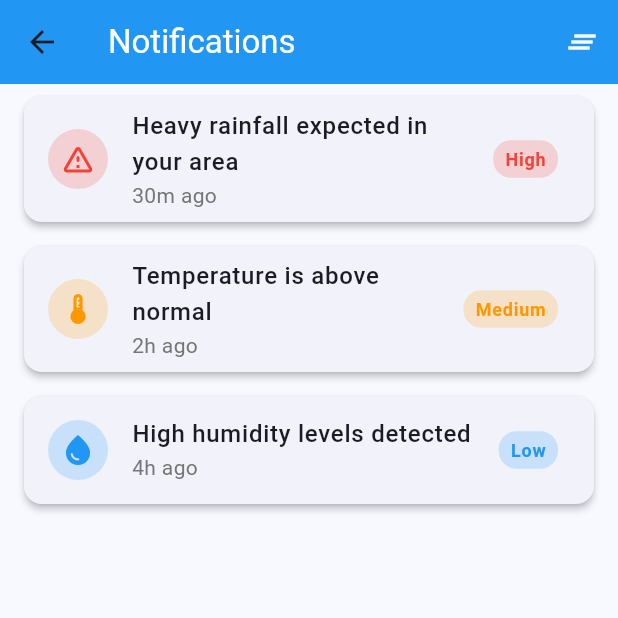
After one commit to Fathir2001/Weather_App, a Flutter app: the HomePage screen opened directly, after a tap on the "notifications" icon, on a phone screen of 412 x 824 dp, the top half of it. The commit adds this screen. Run offline on Flutter 3.47's test engine with Material 3 defaults, Android fonts, the phone set to English and light mode, and no system bars; our stand-ins replace shared_preferences; accounts and stored records are empty.

Commit message:
Add notification page and integrate notifications into the home page

```diff
--- a/Front - End/lib/Pages/HomePage.dart
+++ b/Front - End/lib/Pages/HomePage.dart
@@ -1,4 +1,6 @@
 import 'package:flutter/material.dart';
+import 'package:weather_app/Pages/Notification.dart';
+
 import 'dart:math' as math;
 import 'dart:async';
 import 'gps.dart';
@@ -133,13 +135,22 @@ class _HomePageState extends State<HomePage> with TickerProviderStateMixin {
   @override
   Widget build(BuildContext context) {
     return Scaffold(
-      appBar: AppBar(
+            appBar: AppBar(
         backgroundColor: Colors.blue,
         elevation: 0,
         title: const Text('Weather Dashboard',
           style: TextStyle(color: Colors.white),
         ),
         actions: [
+          IconButton(
+            icon: const Icon(Icons.notifications, color: Colors.white),
+            onPressed: () {
+              Navigator.push(
+                context,
+                MaterialPageRoute(builder: (context) => const NotificationPage()),
+              );
+            },
+          ),
           IconButton(
             icon: _isLoading
               ? const SizedBox(
@@ -153,6 +164,7 @@ class _HomePageState extends State<HomePage> with TickerProviderStateMixin {
               : const Icon(Icons.refresh, color: Colors.white),
             onPressed: _isLoading ? null : _updateWeatherData,
           ),
+          const SizedBox(width: 8), // Add padding at the end
         ],
       ),
       body: _selectedIndex == 0 ? Container(
--- /dev/null
+++ b/Front - End/lib/Pages/Notification.dart
@@ -0,0 +1,191 @@
+import 'package:flutter/material.dart';
+
+class NotificationItem {
+  final String message;
+  final DateTime timestamp;
+  final String priority;
+  final IconData icon;
+
+  NotificationItem({
+    required this.message,
+    required this.timestamp,
+    required this.priority,
+    required this.icon,
+  });
+}
+
+class NotificationPage extends StatefulWidget {
+  const NotificationPage({super.key});
+
+  @override
+  State<NotificationPage> createState() => _NotificationPageState();
+}
+
+class _NotificationPageState extends State<NotificationPage> {
+  final List<NotificationItem> notifications = [
+    NotificationItem(
+      message: 'Heavy rainfall expected in your area',
+      timestamp: DateTime.now().subtract(const Duration(minutes: 30)),
+      priority: 'High',
+      icon: Icons.warning_amber_rounded,
+    ),
+    NotificationItem(
+      message: 'Temperature is above normal',
+      timestamp: DateTime.now().subtract(const Duration(hours: 2)),
+      priority: 'Medium',
+      icon: Icons.thermostat,
+    ),
+    NotificationItem(
+      message: 'High humidity levels detected',
+      timestamp: DateTime.now().subtract(const Duration(hours: 4)),
+      priority: 'Low',
+      icon: Icons.water_drop,
+    ),
+  ];
+
+  void _removeNotification(int index) {
+    setState(() {
+      notifications.removeAt(index);
+    });
+  }
+
+  String _getTimeAgo(DateTime timestamp) {
+    final now = DateTime.now();
+    final difference = now.difference(timestamp);
+
+    if (difference.inMinutes < 60) {
+      return '${difference.inMinutes}m ago';
+    } else if (difference.inHours < 24) {
+      return '${difference.inHours}h ago';
+    } else {
+      return '${difference.inDays}d ago';
+    }
+  }
+
+  Color _getPriorityColor(String priority) {
+    switch (priority.toLowerCase()) {
+      case 'high':
+        return Colors.red;
+      case 'medium':
+        return Colors.orange;
+      case 'low':
+        return Colors.blue;
+      default:
+        return Colors.grey;
+    }
+  }
+
+  @override
+  Widget build(BuildContext context) {
+    return Scaffold(
+      appBar: AppBar(
+        backgroundColor: Colors.blue,
+        elevation: 0,
+        title: const Text(
+          'Notifications',
+          style: TextStyle(color: Colors.white),
+        ),
+        actions: [
+          if (notifications.isNotEmpty)
+            IconButton(
+              icon: const Icon(Icons.clear_all, color: Colors.white),
+              onPressed: () {
+                setState(() {
+                  notifications.clear();
+                });
+              },
+            ),
+        ],
+      ),
+      body: notifications.isEmpty
+          ? Center(
+              child: Column(
+                mainAxisAlignment: MainAxisAlignment.center,
+                children: [
+                  Icon(
+                    Icons.notifications_off,
+                    size: 64,
+                    color: Colors.grey[400],
+                  ),
+                  const SizedBox(height: 16),
+                  Text(
+                    'No notifications',
+                    style: TextStyle(
+                      fontSize: 18,
+                      color: Colors.grey[600],
+                    ),
+                  ),
+                ],
+              ),
+            )
+          : ListView.builder(
+              itemCount: notifications.length,
+              itemBuilder: (context, index) {
+                final notification = notifications[index];
+                return Dismissible(
+                  key: Key('notification_$index'),
+                  background: Container(
+                    color: Colors.red,
+                    alignment: Alignment.centerRight,
+                    padding: const EdgeInsets.only(right: 16),
+                    child: const Icon(
+                      Icons.delete,
+                      color: Colors.white,
+                    ),
+                  ),
+                  direction: DismissDirection.endToStart,
+                  onDismissed: (_) => _removeNotification(index),
+                  child: Card(
+                    margin: const EdgeInsets.symmetric(
+                      horizontal: 16,
+                      vertical: 8,
+                    ),
+                    elevation: 2,
+                    child: ListTile(
+                      leading: CircleAvatar(
+                        backgroundColor:
+                            _getPriorityColor(notification.priority).withOpacity(0.2),
+                        child: Icon(
+                          notification.icon,
+                          color: _getPriorityColor(notification.priority),
+                        ),
+                      ),
+                      title: Text(
+                        notification.message,
+                        style: const TextStyle(
+                          fontWeight: FontWeight.w500,
+                        ),
+                      ),
+                      subtitle: Text(
+                        _getTimeAgo(notification.timestamp),
+                        style: TextStyle(
+                          color: Colors.grey[600],
+                        ),
+                      ),
+                      trailing: Container(
+                        padding: const EdgeInsets.symmetric(
+                          horizontal: 8,
+                          vertical: 4,
+                        ),
+                        decoration: BoxDecoration(
+                          color: _getPriorityColor(notification.priority)
+                              .withOpacity(0.2),
+                          borderRadius: BorderRadius.circular(12),
+                        ),
+                        child: Text(
+                          notification.priority,
+                          style: TextStyle(
+                            color: _getPriorityColor(notification.priority),
+                            fontSize: 12,
+                            fontWeight: FontWeight.bold,
+                          ),
+                        ),
+                      ),
+                    ),
+                  ),
+                );
+              },
+            ),
+    );
+  }
+}
```
